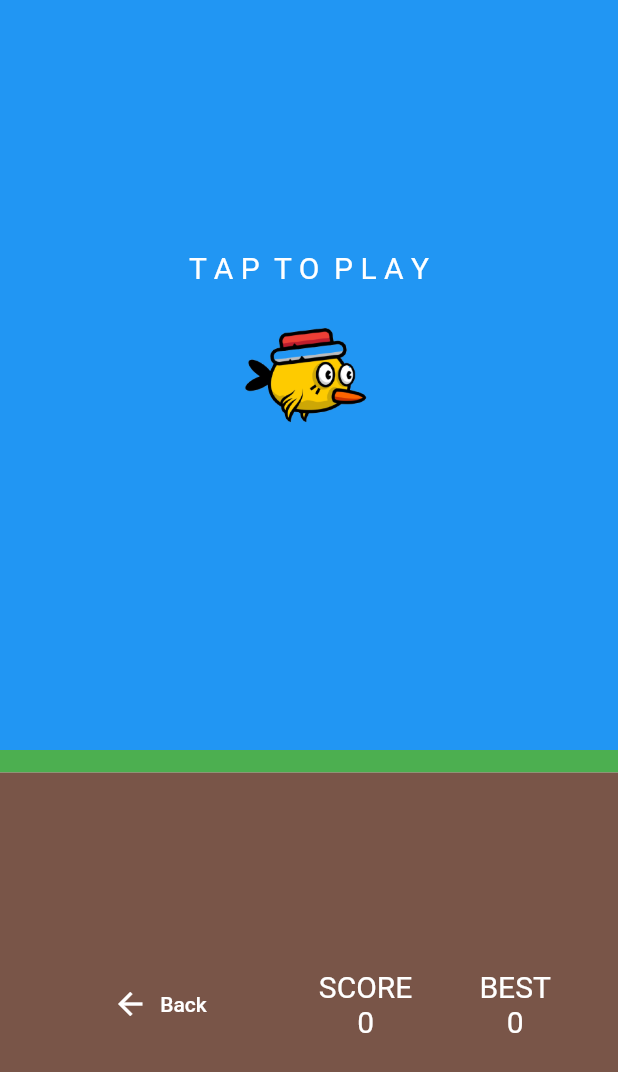
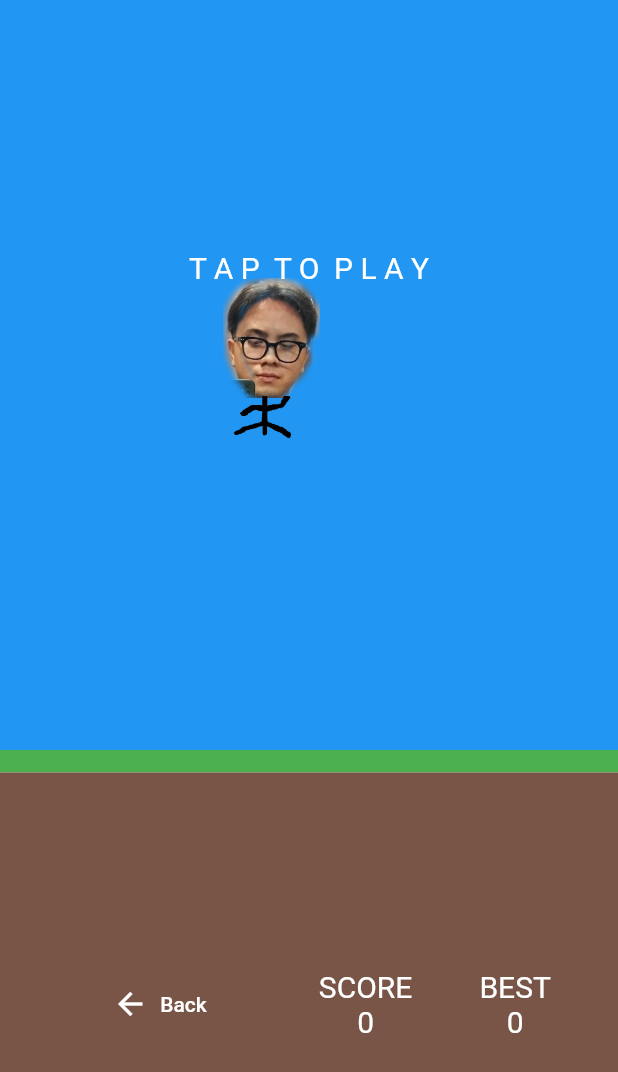
Before and after one commit to huuln9/flappy_bird, a Flutter app: the screen it shows after launch, after a tap on "P L A Y", on a phone screen of 412 x 824 dp. Shown: the top 1072 px of the screen. Run offline on Flutter 3.47's test engine with Material 2 defaults, Android fonts, the phone set to English and light mode, and no system bars.

Commit message:
update md

```diff
--- a/lib/bird.dart
+++ b/lib/bird.dart
@@ -6,31 +6,54 @@ class Bird extends StatelessWidget {
   @override
   Widget build(BuildContext context) {
     return SizedBox(
-      width: 100,
-      height: 100,
-      child: Image.asset("assets/images/bird.png"),
+      width: 130,
+      height: 130,
+      child: Padding(
+        padding: EdgeInsets.zero,
+        child: Stack(
+          // mainAxisAlignment: MainAxisAlignment.center,
+          // crossAxisAlignment: CrossAxisAlignment.center,
+          children: const [
+            BirdHead(),
+            Positioned(
+              bottom: 10,
+              left: 10,
+              child: BirdBody(),
+            ),
+          ],
+        ),
+      ),
+    );
+    // return SizedBox(
+    //   width: 100,
+    //   height: 100,
+    //   child: Image.asset("assets/images/bird.png"),
+    // );
+  }
+}
+
+class BirdHead extends StatelessWidget {
+  const BirdHead({Key? key}) : super(key: key);
+
+  @override
+  Widget build(BuildContext context) {
+    return SizedBox(
+      width: 80,
+      height: 80,
+      child: Image.asset("assets/images/4aa0aa26d85e1c00454f.jpg"),
     );
   }
 }
 
-// class BirdHead extends StatelessWidget {
-//   const BirdHead({Key? key}) : super(key: key);
+class BirdBody extends StatelessWidget {
+  const BirdBody({Key? key}) : super(key: key);
 
-//   @override
-//   Widget build(BuildContext context) {
-//     return Image.asset("assets/images/bird.png");
-//   }
-// }
-
-// class BirdBody extends StatelessWidget {
-//   const BirdBody({Key? key}) : super(key: key);
-
-//   @override
-//   Widget build(BuildContext context) {
-//     return SizedBox(
-//       width: 50,
-//       height: 50,
-//       child: Image.asset("assets/images/huy_oc_cho_minh.png"),
-//     );
-//   }
-// }
+  @override
+  Widget build(BuildContext context) {
+    return SizedBox(
+      width: 50,
+      height: 50,
+      child: Image.asset("assets/images/huy_oc_cho_minh.png"),
+    );
+  }
+}
--- a/lib/splash_sreen.dart
+++ b/lib/splash_sreen.dart
@@ -13,15 +13,16 @@ class _SplashScreenState extends State<SplashScreen> {
   Widget build(BuildContext context) {
     return Scaffold(
       backgroundColor: Colors.pink,
-      body: Center(
-        child: Column(
+      body: Column(
         mainAxisAlignment: MainAxisAlignment.center,
+        crossAxisAlignment: CrossAxisAlignment.center,
         children: [
           Image.asset("assets/images/bird.png"),
           const Text(
             "C O N  C H I M  H U  H O N G",
             style: TextStyle(fontSize: 25, fontWeight: FontWeight.bold),
           ),
+          const Padding(padding: EdgeInsets.symmetric(vertical: 8)),
           TextButton.icon(
             onPressed: () {
               Navigator.push(context,
@@ -37,17 +38,12 @@ class _SplashScreenState extends State<SplashScreen> {
               elevation: 10,
             ),
           ),
-            const Expanded(
-              child: Align(
-                alignment: FractionalOffset.bottomRight,
-                child: Text(
-                  "game ngu n` hon tai huusumo.com",
-                  style: TextStyle(color: Colors.white),
-                ),
-              ),
-            ),
+          const Padding(padding: EdgeInsets.symmetric(vertical: 16)),
+          // const Text(
+          //   "game ngu n` hon tai huusumo.com",
+          //   style: TextStyle(color: Colors.white),
+          // ),
         ],
-        ),
       ),
     );
   }
--- a/pubspec.yaml
+++ b/pubspec.yaml
@@ -60,8 +60,8 @@ flutter:
   # To add assets to your application, add an assets section, like this:
   assets:
     - assets/images/bird.png
-    # - assets/images/huy_oc_cho_dau.png
-    # - assets/images/huy_oc_cho_minh.png
+    - assets/images/4aa0aa26d85e1c00454f.jpg
+    - assets/images/huy_oc_cho_minh.png
 
   # An image asset can refer to one or more resolution-specific "variants", see
   # https://flutter.dev/assets-and-images/#resolution-aware.
```
Also changed, not shown: assets/images/4aa0aa26d85e1c00454f.jpg (added), pubspec.lock, 2 other files. Lines whose indentation alone changed are shown as unchanged.
